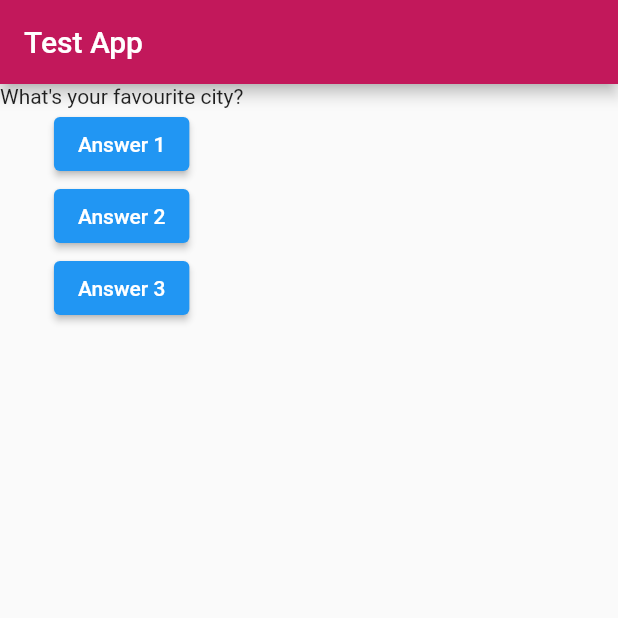
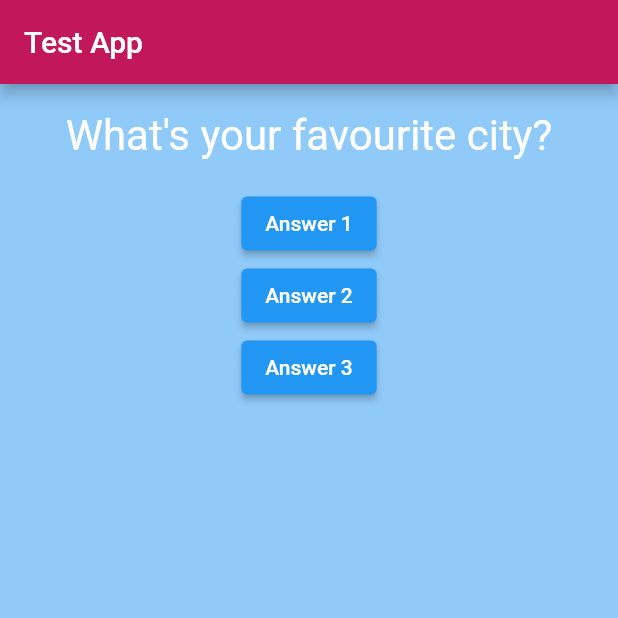
Before and after one commit to youhaveme9/quiz-app, a Flutter app: the screen it shows after launch, after a tap on "Answer 1", after a tap on "Answer 2", on a phone screen of 412 x 824 dp, the top half of it. Run offline on Flutter 3.47's test engine with Material 2 defaults, Android fonts, the phone set to English and light mode, and no system bars.

Commit message:
added question widget

```diff
--- a/lib/main.dart
+++ b/lib/main.dart
@@ -1,6 +1,6 @@
 // ignore_for_file: deprecated_member_use, prefer_const_constructors
-
 import 'package:flutter/material.dart';
+import './question.dart';
 
 void main() {
   runApp(MyApp());
@@ -11,29 +11,29 @@
   // ignore: no_logic_in_create_state
   State<StatefulWidget> createState() {
     // TODO: implement createState
-    return MyAppState();
+    return _MyAppState();
   }
 }
 
-class MyAppState extends State<MyApp> {
-  var questionIndex = 0;
+class _MyAppState extends State<MyApp> {
+  var _questionIndex = 0;
   void answerQuestion1() {
     setState(() {
-      questionIndex += 1;
+      _questionIndex += 1;
     });
     print('Answer 1');
   }
 
   void answerQuestion2() {
     setState(() {
-      questionIndex += 1;
+      _questionIndex += 1;
     });
     print('Answer 2');
   }
 
   void answerQuestion3() {
     setState(() {
-      questionIndex += 1;
+      _questionIndex += 1;
     });
     print('Answer 3');
   }
@@ -48,6 +48,7 @@
 
     return MaterialApp(
       home: Scaffold(
+        backgroundColor: Colors.blue.shade200,
         appBar: AppBar(
           title: Text('Test App'),
           backgroundColor: Colors.pink.shade700,
@@ -55,7 +56,7 @@
         body: Column(
           // ignore: prefer_const_literals_to_create_immutables
           children: <Widget>[
-            Text(questions[questionIndex]),
+            Question(questions[_questionIndex]),
             ElevatedButton(
               child: Text('Answer 1'),
               onPressed: answerQuestion1,
--- /dev/null
+++ b/lib/question.dart
@@ -0,0 +1,23 @@
+import 'package:flutter/material.dart';
+
+class Question extends StatelessWidget {
+  final String questionText;
+  Question(this.questionText);
+
+  @override
+  Widget build(BuildContext context) {
+    return Container(
+      width: double.infinity,
+      margin: EdgeInsets.all(18),
+      child: Text(
+        questionText,
+        // ignore: prefer_const_constructors
+        style: TextStyle(
+          fontSize: 28,
+          color: Colors.white,
+        ),
+        textAlign: TextAlign.center,
+      ),
+    );
+  }
+}
```
